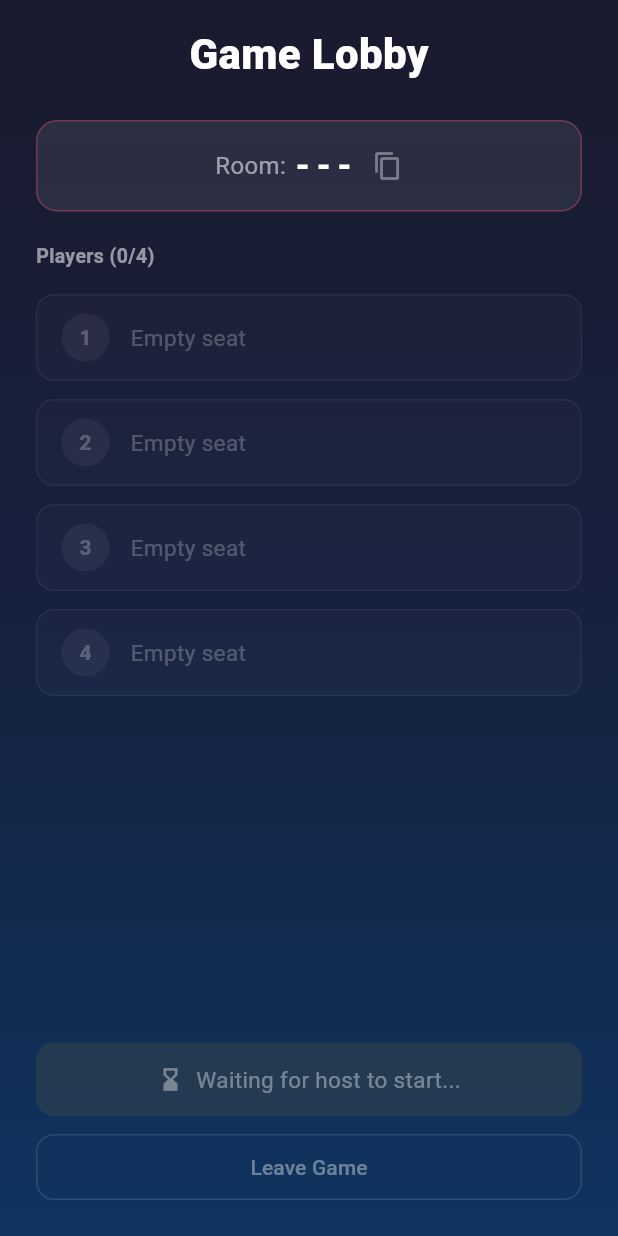
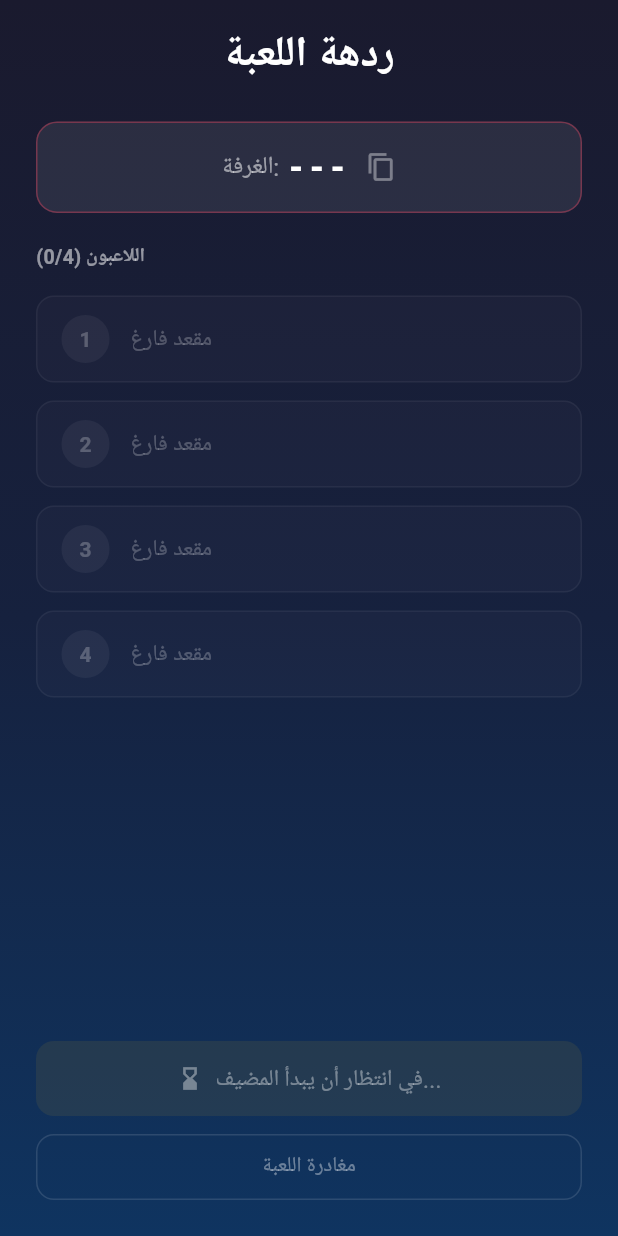
Before and after one commit to Riadh0101/Fakka1, a Flutter app: the LobbyScreen screen opened by its route, on a phone screen of 412 x 824 dp. Run offline on Flutter 3.47's test engine with Material 3 defaults, Android fonts, the phone set to English and light mode, and no system bars; our stand-ins replace flutter_riverpod, share_plus, shared_preferences; accounts and stored records are empty.

Commit message:
feat: full Arabic localization — all UI strings and error messages translated (19 files, ~95 strings)

```diff
--- a/fekka_app/lib/app.dart
+++ b/fekka_app/lib/app.dart
@@ -18,7 +18,7 @@ class FakkaApp extends ConsumerWidget {
   @override
   Widget build(BuildContext context, WidgetRef ref) {
     return MaterialApp(
-      title: 'Fakka',
+      title: 'الفكة',
       debugShowCheckedModeBanner: false,
       theme: ThemeData(
         brightness: Brightness.dark,
--- a/fekka_app/lib/engine/game_engine.dart
+++ b/fekka_app/lib/engine/game_engine.dart
@@ -365,17 +365,17 @@ class GameEngine {
     final activePlayers = state.players.where((p) => !p.eliminated).toList();
 
     if (activePlayers.isEmpty) {
-      throw StateError('No active players — game is over');
+      throw StateError('لا يوجد لاعبين نشطين — اللعبة انتهت');
     }
 
     final playerIndex = activePlayers.indexWhere((p) => p.id == playerId);
     if (playerIndex == -1) {
-      throw StateError('Player $playerId is not active or not found');
+      throw StateError('اللاعب $playerId غير نشط أو غير موجود');
     }
 
     if (playerIndex != state.currentPlayerIndex % activePlayers.length) {
       final currentId = activePlayers[state.currentPlayerIndex % activePlayers.length].id;
-      throw StateError("Not player $playerId's turn (current: $currentId)");
+      throw StateError("ليس دور اللاعب $playerId (الدور الحالي: $currentId)");
     }
 
     final player = activePlayers[playerIndex];
@@ -384,7 +384,7 @@ class GameEngine {
     final handIndex = player.hand.indexWhere(
         (c) => c.rank == card.rank && c.suit == card.suit);
     if (handIndex == -1) {
-      throw StateError('Card ${card.rank}${card.suit} not found in hand');
+      throw StateError('الورقة ${card.rank}${card.suit} غير موجودة في اليد');
     }
     player.hand.removeAt(handIndex);
 
--- a/fekka_app/lib/engine/room_manager.dart
+++ b/fekka_app/lib/engine/room_manager.dart
@@ -73,12 +73,12 @@ class RoomManager {
   ({String playerId, int seatIndex}) joinRoom(
       String roomId, String playerName) {
     final room = _rooms[roomId];
-    if (room == null) throw StateError('Room not found');
+    if (room == null) throw StateError('الغرفة غير موجودة');
     if (room.status != RoomStatus.waiting) {
-      throw StateError('Game is already in progress or finished');
+      throw StateError('اللعبة قيد التقدم أو انتهت بالفعل');
     }
     if (room.players.length >= _maxPlayers) {
-      throw StateError('Room is full (max 4 players)');
+      throw StateError('الغرفة ممتلئة (الحد الأقصى 4 لاعبين)');
     }
 
     final playerId = _uuid.v4();
@@ -96,16 +96,16 @@ class RoomManager {
   /// Start the game. Admin only, all 4 seats required.
   GameState startGame(String roomId, String adminPlayerId, {int? seed}) {
     final room = _rooms[roomId];
-    if (room == null) throw StateError('Room not found');
+    if (room == null) throw StateError('الغرفة غير موجودة');
     if (room.status != RoomStatus.waiting) {
-      throw StateError('Game cannot be started — invalid status');
+      throw StateError('لا يمكن بدء اللعبة — حالة غير صالحة');
     }
     if (room.adminPlayerId != adminPlayerId) {
-      throw StateError('Only the room admin can start the game');
+      throw StateError('فقط مسؤول الغرفة يمكنه بدء اللعبة');
     }
     if (room.players.length != _maxPlayers) {
       throw StateError(
-          'Need exactly $_maxPlayers players to start (currently ${room.players.length})');
+          'يلزم $_maxPlayers لاعبين بالضبط للبدء (حالياً ${room.players.length})');
     }
 
     final playerNames = room.players.map((p) => p.name).toList();
@@ -127,7 +127,7 @@ class RoomManager {
   /// Get current room status.
   ({RoomStatus status, int playerCount}) getRoomStatus(String roomId) {
     final room = _rooms[roomId];
-    if (room == null) throw StateError('Room not found');
+    if (room == null) throw StateError('الغرفة غير موجودة');
     return (status: room.status, playerCount: room.players.length);
   }
 
--- a/fekka_app/lib/screens/game_over_screen.dart
+++ b/fekka_app/lib/screens/game_over_screen.dart
@@ -42,7 +42,7 @@ class GameOverScreen extends ConsumerWidget {
                   ),
                   const SizedBox(height: 12),
                   const Text(
-                    'Game Over!',
+                    'انتهت اللعبة!',
                     style: TextStyle(
                       fontSize: 34,
                       fontWeight: FontWeight.w900,
@@ -51,7 +51,7 @@ class GameOverScreen extends ConsumerWidget {
                   ),
                   const SizedBox(height: 8),
                   Text(
-                    'After ${state.roundNumber} rounds',
+                    'بعد ${state.roundNumber} جولات',
                     style: const TextStyle(
                       color: Colors.white54,
                       fontSize: 14,
@@ -120,7 +120,7 @@ class GameOverScreen extends ConsumerWidget {
                           ),
                           const SizedBox(width: 4),
                           const Text(
-                            'pts',
+                            'نقطة',
                             style: TextStyle(
                               fontSize: 13,
                               color: Colors.white38,
@@ -152,7 +152,7 @@ class GameOverScreen extends ConsumerWidget {
                         elevation: 4,
                       ),
                       child: const Text(
-                        'Play Again',
+                        'العب مرة أخرى',
                         style: TextStyle(
                           fontSize: 17,
                           fontWeight: FontWeight.w700,
--- a/fekka_app/lib/screens/home_screen.dart
+++ b/fekka_app/lib/screens/home_screen.dart
@@ -38,7 +38,7 @@ class _HomeScreenState extends ConsumerState<HomeScreen> {
     final name = _nameController.text.trim();
     if (name.isEmpty) {
       ScaffoldMessenger.of(context).showSnackBar(
-        const SnackBar(content: Text('Please enter your name')),
+        const SnackBar(content: Text('الرجاء إدخال اسمك')),
       );
       return;
     }
@@ -162,7 +162,7 @@ class _HomeScreenState extends ConsumerState<HomeScreen> {
                     controller: _nameController,
                     style: const TextStyle(color: Colors.white),
                     decoration: InputDecoration(
-                      labelText: 'Your Display Name',
+                      labelText: 'اسمك المعروض',
                       labelStyle: const TextStyle(color: Colors.white54),
                       filled: true,
                       fillColor: Colors.white.withOpacity(0.08),
@@ -205,7 +205,7 @@ class _HomeScreenState extends ConsumerState<HomeScreen> {
                               ),
                             )
                           : const Text(
-                              'Create Game',
+                              'إنشاء لعبة',
                               style: TextStyle(
                                 fontSize: 17,
                                 fontWeight: FontWeight.w700,
@@ -230,7 +230,7 @@ class _HomeScreenState extends ConsumerState<HomeScreen> {
                         ),
                       ),
                       child: const Text(
-                        'Join Game',
+                        'الانضمام إلى لعبة',
                         style: TextStyle(
                           fontSize: 17,
                           fontWeight: FontWeight.w700,
@@ -245,7 +245,7 @@ class _HomeScreenState extends ConsumerState<HomeScreen> {
                     const Padding(
                       padding: EdgeInsets.only(top: 16),
                       child: Text(
-                        'Attempting to rejoin previous game...',
+                        'جاري محاولة إعادة الاتصال...',
                         style: TextStyle(color: Colors.white38, fontSize: 13),
                       ),
                     ),
--- a/fekka_app/lib/screens/join_screen.dart
+++ b/fekka_app/lib/screens/join_screen.dart
@@ -57,13 +57,13 @@ class _JoinScreenState extends ConsumerState<JoinScreen> {
 
     if (roomCode.isEmpty) {
       ScaffoldMessenger.of(context).showSnackBar(
-        const SnackBar(content: Text('Please enter a room code')),
+        const SnackBar(content: Text('الرجاء إدخال رمز الغرفة')),
       );
       return;
     }
     if (name.isEmpty) {
       ScaffoldMessenger.of(context).showSnackBar(
-        const SnackBar(content: Text('Please enter your name')),
+        const SnackBar(content: Text('الرجاء إدخال اسمك')),
       );
       return;
     }
@@ -82,13 +82,13 @@ class _JoinScreenState extends ConsumerState<JoinScreen> {
       );
     } else if (state.errorMessage != null) {
       String displayMsg = state.errorMessage!;
-      // Map common server errors to user-friendly messages
-      if (displayMsg.toLowerCase().contains('not found')) {
-        displayMsg = 'Room not found. Check the code and try again.';
-      } else if (displayMsg.toLowerCase().contains('full')) {
-        displayMsg = 'Room is full (4/4 players).';
-      } else if (displayMsg.toLowerCase().contains('started')) {
-        displayMsg = 'Game has already started.';
+      // Map common server errors to user-friendly messages (supports Arabic and English)
+      if (displayMsg.contains('غير موجودة') || displayMsg.toLowerCase().contains('not found')) {
+        displayMsg = 'الغرفة غير موجودة. تحقق من الرمز وحاول مرة أخرى.';
+      } else if (displayMsg.contains('ممتلئة') || displayMsg.toLowerCase().contains('full')) {
+        displayMsg = 'الغرفة ممتلئة (4/4 لاعبين).';
+      } else if (displayMsg.contains('بدأت') || displayMsg.toLowerCase().contains('started')) {
+        displayMsg = 'اللعبة قد بدأت بالفعل.';
       }
 
       ScaffoldMessenger.of(context).showSnackBar(
@@ -132,7 +132,7 @@ class _JoinScreenState extends ConsumerState<JoinScreen> {
                 ),
                 const SizedBox(height: 20),
                 const Text(
-                  'Join Game',
+                  'الانضمام إلى لعبة',
                   style: TextStyle(
                     fontSize: 32,
                     fontWeight: FontWeight.w800,
@@ -141,7 +141,7 @@ class _JoinScreenState extends ConsumerState<JoinScreen> {
                 ),
                 const SizedBox(height: 8),
                 const Text(
-                  'Enter the room code shared by your friend',
+                  'أدخل رمز الغرفة الذي شاركه صديقك',
                   style: TextStyle(color: Colors.white54, fontSize: 14),
                   textAlign: TextAlign.center,
                 ),
@@ -160,7 +160,7 @@ class _JoinScreenState extends ConsumerState<JoinScreen> {
                   ),
                   textAlign: TextAlign.center,
                   decoration: InputDecoration(
-                    hintText: 'ROOM CODE',
+                    hintText: 'رمز الغرفة',
                     hintStyle: TextStyle(
                       color: Colors.white.withOpacity(0.2),
                       fontSize: 24,
@@ -188,7 +188,7 @@ class _JoinScreenState extends ConsumerState<JoinScreen> {
                   controller: _nameController,
                   style: const TextStyle(color: Colors.white),
                   decoration: InputDecoration(
-                    labelText: 'Your Display Name',
+                    labelText: 'اسمك المعروض',
                     labelStyle: const TextStyle(color: Colors.white54),
                     filled: true,
                     fillColor: Colors.white.withOpacity(0.08),
@@ -231,7 +231,7 @@ class _JoinScreenState extends ConsumerState<JoinScreen> {
                             ),
                           )
                         : const Text(
-                            'Join',
+                            'انضمام',
                             style: TextStyle(
                               fontSize: 17,
                               fontWeight: FontWeight.w700,
--- a/fekka_app/lib/screens/lobby_screen.dart
+++ b/fekka_app/lib/screens/lobby_screen.dart
@@ -52,7 +52,7 @@ class LobbyScreen extends ConsumerWidget {
                 const SizedBox(height: 16),
                 // Header
                 const Text(
-                  'Game Lobby',
+                  'ردهة اللعبة',
                   style: TextStyle(
                     fontSize: 28,
                     fontWeight: FontWeight.w800,
@@ -76,7 +76,7 @@ class LobbyScreen extends ConsumerWidget {
                     mainAxisAlignment: MainAxisAlignment.center,
                     children: [
                       const Text(
-                        'Room: ',
+                        'الغرفة: ',
                         style: TextStyle(
                           color: Colors.white54,
                           fontSize: 16,
@@ -99,7 +99,7 @@ class LobbyScreen extends ConsumerWidget {
                                 ClipboardData(text: state.roomId!));
                             ScaffoldMessenger.of(context).showSnackBar(
                               const SnackBar(
-                                content: Text('Room code copied!'),
+                                content: Text('تم نسخ رمز الغرفة!'),
                                 duration: Duration(seconds: 1),
                               ),
                             );
@@ -124,7 +124,7 @@ class LobbyScreen extends ConsumerWidget {
                   child: OutlinedButton.icon(
                     onPressed: () => _shareRoomCode(state.roomId),
                     icon: const Icon(Icons.share, size: 18),
-                    label: const Text('Share Room Code'),
+                    label: const Text('مشاركة رمز الغرفة'),
                     style: OutlinedButton.styleFrom(
                       foregroundColor: Colors.white70,
                       side: const BorderSide(color: Colors.white24),
@@ -141,7 +141,7 @@ class LobbyScreen extends ConsumerWidget {
                 Align(
                   alignment: Alignment.centerLeft,
                   child: Text(
-                    'Players (${state.lobbyPlayers.length}/4)',
+                    'اللاعبون (${state.lobbyPlayers.length}/4)',
                     style: const TextStyle(
                       color: Colors.white54,
                       fontSize: 13,
@@ -181,8 +181,8 @@ class LobbyScreen extends ConsumerWidget {
                                 ),
                                 child: Text(
                                   canStart
-                                      ? 'Start Game'
-                                      : 'Waiting for players...',
+                                      ? 'ابدأ اللعبة'
+                                      : 'في انتظار اللاعبين...',
                                   style: const TextStyle(
                                     fontSize: 17,
                                     fontWeight: FontWeight.w700,
@@ -206,7 +206,7 @@ class LobbyScreen extends ConsumerWidget {
                                     borderRadius: BorderRadius.circular(12),
                                   ),
                                 ),
-                                child: const Text('Leave Game'),
+                                child: const Text('مغادرة اللعبة'),
                               ),
                             ),
                           ],
@@ -226,7 +226,7 @@ class LobbyScreen extends ConsumerWidget {
                                       color: Colors.white38, size: 18),
                                   SizedBox(width: 8),
                                   Text(
-                                    'Waiting for host to start...',
+                                    'في انتظار أن يبدأ المضيف...',
                                     style: TextStyle(
                                       color: Colors.white38,
                                       fontSize: 15,
@@ -251,7 +251,7 @@ class LobbyScreen extends ConsumerWidget {
                                     borderRadius: BorderRadius.circular(12),
                                   ),
                                 ),
-                                child: const Text('Leave Game'),
+                                child: const Text('مغادرة اللعبة'),
                               ),
                             ),
                           ],
@@ -292,7 +292,7 @@ class LobbyScreen extends ConsumerWidget {
   void _shareRoomCode(String? roomId) {
     if (roomId == null) return;
     SharePlus.instance.share(
-      ShareParams(text: 'Join my Fakka game! Room code: $roomId'),
+      ShareParams(text: 'انضم إلى لعبة الفكة! رمز الغرفة: $roomId'),
     );
   }
 }
@@ -357,7 +357,7 @@ class _PlayerSeatTile extends StatelessWidget {
           // Player name or empty slot label
           Expanded(
             child: Text(
-              isOccupied ? player!.name : 'Empty seat',
+              isOccupied ? player!.name : 'مقعد فارغ',
               style: TextStyle(
                 color: isOccupied ? Colors.white : Colors.white24,
                 fontSize: 15,
@@ -377,7 +377,7 @@ class _PlayerSeatTile extends StatelessWidget {
                   borderRadius: BorderRadius.circular(8),
                 ),
                 child: const Text(
-                  'YOU',
+                  'أنت',
                   style: TextStyle(
                     fontSize: 11,
                     color: Color(0xFFE94560),
--- a/fekka_app/lib/services/api_service.dart
+++ b/fekka_app/lib/services/api_service.dart
@@ -29,12 +29,12 @@ class ApiService {
       }
 
       final error = _extractError(response);
-      throw ApiException('Failed to create room: $error',
+      throw ApiException('فشل إنشاء الغرفة: $error',
           statusCode: response.statusCode);
     } catch (e) {
       developer.log('❌ Error: $e', name: 'API');
       if (e is SocketException) {
-        throw ApiException('Cannot connect to game server. Make sure the server is running.');
+        throw ApiException('تعذر الاتصال بالخادم. تأكد من أن الخادم قيد التشغيل.');
       }
       rethrow;
     }
@@ -60,7 +60,7 @@ class ApiService {
     }
 
     final error = _extractError(response);
-    throw ApiException('Failed to join room: $error',
+    throw ApiException('فشل الانضمام إلى الغرفة: $error',
         statusCode: response.statusCode);
   }
 
@@ -83,16 +83,16 @@ class ApiService {
     }
 
     final error = _extractError(response);
-    throw ApiException('Failed to start game: $error',
+    throw ApiException('فشل بدء اللعبة: $error',
         statusCode: response.statusCode);
   }
 
   String _extractError(http.Response response) {
     try {
       final body = jsonDecode(response.body);
-      return body['message'] as String? ?? response.reasonPhrase ?? 'Unknown error';
+      return body['message'] as String? ?? response.reasonPhrase ?? 'خطأ غير معروف';
     } catch (_) {
-      return response.reasonPhrase ?? 'Unknown error (${response.statusCode})';
+      return response.reasonPhrase ?? 'خطأ غير معروف (${response.statusCode})';
     }
   }
 
--- a/fekka_app/lib/services/socket_service.dart
+++ b/fekka_app/lib/services/socket_service.dart
@@ -81,7 +81,7 @@ class SocketService {
       _onConnectionChangeController.add(false);
       _onErrorController.add({
         'type': 'connection_error',
-        'message': 'Failed to connect: $e',
+        'message': 'فشل الاتصال: $e',
       });
     }
   }
@@ -228,7 +228,7 @@ class SocketService {
         if (!_connected) {
           _onErrorController.add({
             'type': 'connection_lost',
-            'message': 'Connection lost. Please leave and rejoin.',
+            'message': 'انقطع الاتصال. الرجاء المغادرة وإعادة الانضمام.',
           });
         }
       },
--- a/fekka_app/lib/widgets/hand_widget.dart
+++ b/fekka_app/lib/widgets/hand_widget.dart
@@ -26,7 +26,7 @@ class HandWidget extends StatelessWidget {
         height: 90,
         child: Center(
           child: Text(
-            'No cards in hand',
+            'لا توجد أوراق في اليد',
             style: TextStyle(color: Colors.white38, fontSize: 13),
           ),
         ),
--- a/fekka_app/lib/widgets/middle_pool_widget.dart
+++ b/fekka_app/lib/widgets/middle_pool_widget.dart
@@ -21,7 +21,7 @@ class MiddlePoolWidget extends StatelessWidget {
       mainAxisSize: MainAxisSize.min,
       children: [
         const Text(
-          'POOL',
+          'المجمع',
           style: TextStyle(
             fontSize: 11,
             fontWeight: FontWeight.w700,
@@ -61,7 +61,7 @@ class MiddlePoolWidget extends StatelessWidget {
             borderRadius: BorderRadius.circular(12),
           ),
           child: Text(
-            '$poolSize card${poolSize == 1 ? '' : 's'}',
+            '$poolSize ${poolSize == 1 ? 'ورقة' : 'ورقات'}',
             style: const TextStyle(
               fontSize: 12,
               color: Colors.white70,
--- a/fekka_app/lib/widgets/player_position_widget.dart
+++ b/fekka_app/lib/widgets/player_position_widget.dart
@@ -102,7 +102,7 @@ class PlayerPositionWidget extends StatelessWidget {
             ),
             // Score
             Text(
-              'Score: ${player.cumulativeScore}',
+              'النقاط: ${player.cumulativeScore}',
               style: const TextStyle(
                 fontSize: 10,
                 color: Colors.white54,
@@ -122,7 +122,7 @@ class PlayerPositionWidget extends StatelessWidget {
         borderRadius: BorderRadius.circular(8),
       ),
       child: const Text(
-        'OUT',
+        'خارج',
         style: TextStyle(fontSize: 11, color: Colors.redAccent, fontWeight: FontWeight.bold),
       ),
     );
--- a/fekka_app/lib/widgets/turn_indicator.dart
+++ b/fekka_app/lib/widgets/turn_indicator.dart
@@ -35,7 +35,7 @@ class TurnIndicator extends StatelessWidget {
           _PulsingDot(isActive: isMyTurn),
           const SizedBox(width: 8),
           Text(
-            isMyTurn ? 'YOUR TURN' : "$activePlayerName's turn",
+            isMyTurn ? 'دورك' : "دور $activePlayerName",
             style: TextStyle(
               fontSize: 13,
               fontWeight: FontWeight.w700,
```
Also changed, not shown: fekka_app/lib/providers/game_provider.dart (+6 -6 lines), fekka_app/lib/screens/game_table_screen.dart (+12 -12 lines), fekka_app/lib/screens/score_summary_screen.dart (+4 -4 lines), fekka_app/lib/server/fakka_server.dart (+11 -11 lines), 2 other files.
